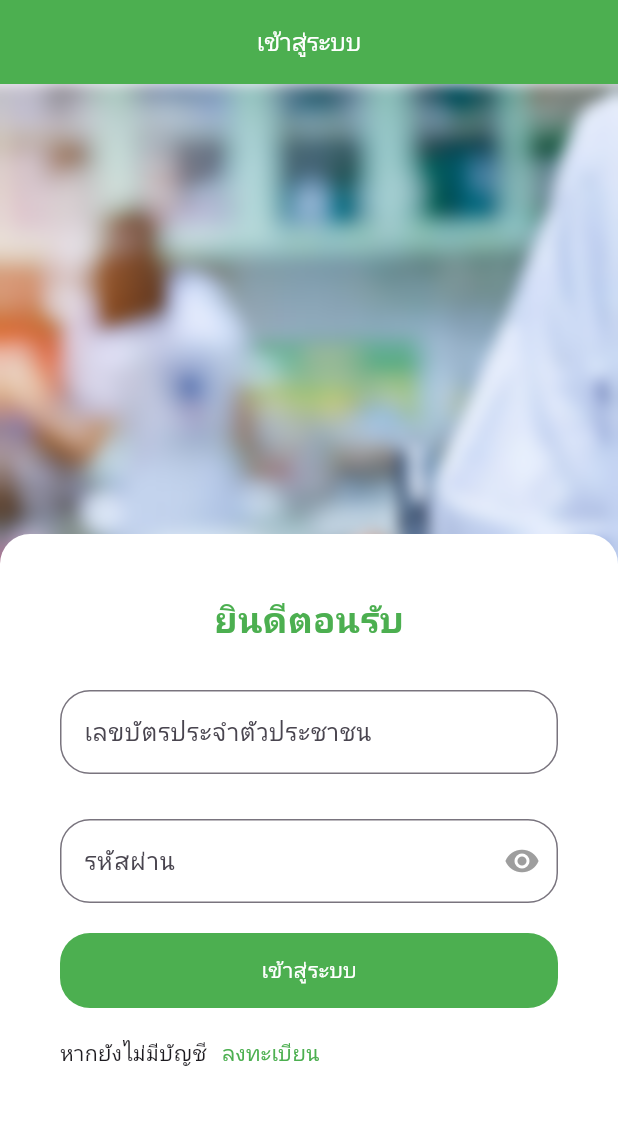
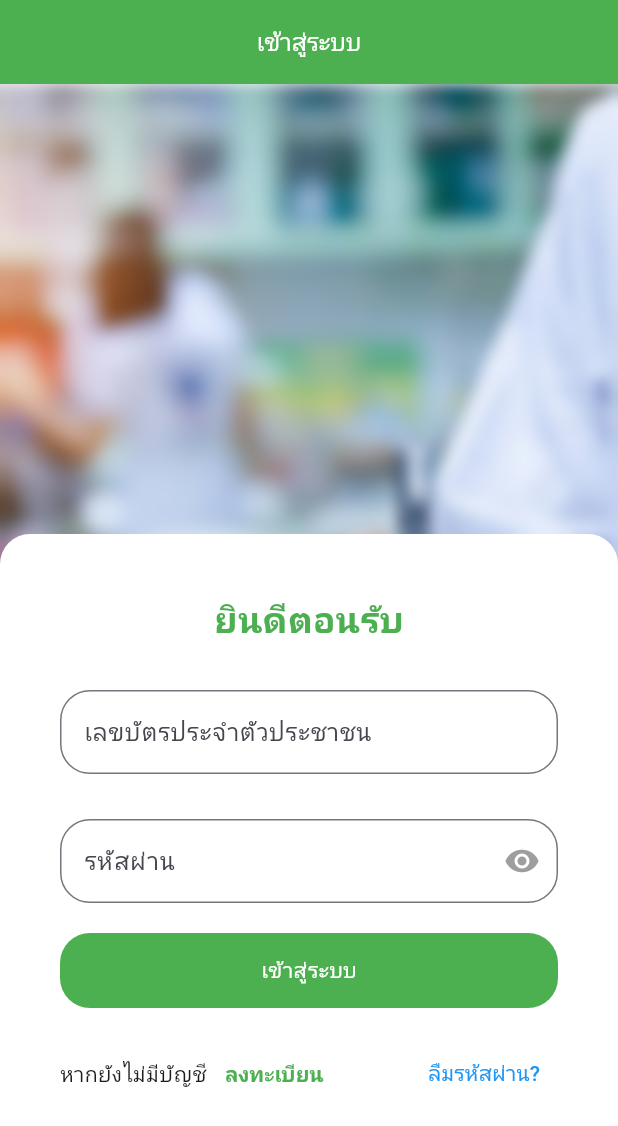
Before and after one commit to Flukekub201/DoctorApp, a Flutter app: the screen it shows after launch, on a phone screen of 412 x 824 dp. Shown: the top 1126 px of the screen. Run offline on Flutter 3.47's test engine with Material 3 defaults, Android fonts, the phone set to English and light mode, and no system bars.

Commit message:
login
1.เพิ่มปุ่ม ลงทะเบียน และ  ลืมรห้สผ่าน?

```diff
--- a/doctor_app/lib/Page/home_page.dart
+++ b/doctor_app/lib/Page/home_page.dart
@@ -2,6 +2,7 @@ import 'dart:ui';
 
 import 'package:flutter/cupertino.dart';
 import 'package:flutter/material.dart';
+import 'package:flutter/painting.dart';
 import 'package:flutter/rendering.dart';
 import 'package:flutter/services.dart';
 import 'package:flutter/widgets.dart';
@@ -135,16 +136,36 @@ class _HomePageState extends State<HomePage> {
                                 ),
                               ),
                               const SizedBox(height: 20),
-                              const Row(
+                              Row(
+                                mainAxisAlignment:
+                                    MainAxisAlignment.spaceBetween,
                                 children: [
-                                  Text('หากยังไม่มีบัญชี'),
-                                  SizedBox(
-                                    width: 10,
+                                  Container(
+                                    child: Row(
+                                      children: [
+                                        const Text('หากยังไม่มีบัญชี'),
+                                        TextButton(
+                                          onPressed: () {
+                                            print('ลงทะเบียน');
+                                          },
+                                          child: const Text(
+                                            'ลงทะเบียน',
+                                            style: TextStyle(
+                                                color: Colors.green,
+                                                fontWeight: FontWeight.bold),
+                                          ),
+                                        )
+                                      ],
+                                    ),
                                   ),
-                                  Text(
-                                    'ลงทะเบียน',
-                                    style: TextStyle(color: Colors.green),
-                                  ),
+                                  TextButton(
+                                      onPressed: () {
+                                        print('ลืมรห้สผ่าน?');
+                                      },
+                                      child: const Text(
+                                        'ลืมรห้สผ่าน?',
+                                        style: TextStyle(color: Colors.blue),
+                                      ))
                                 ],
                               )
                             ],
```
